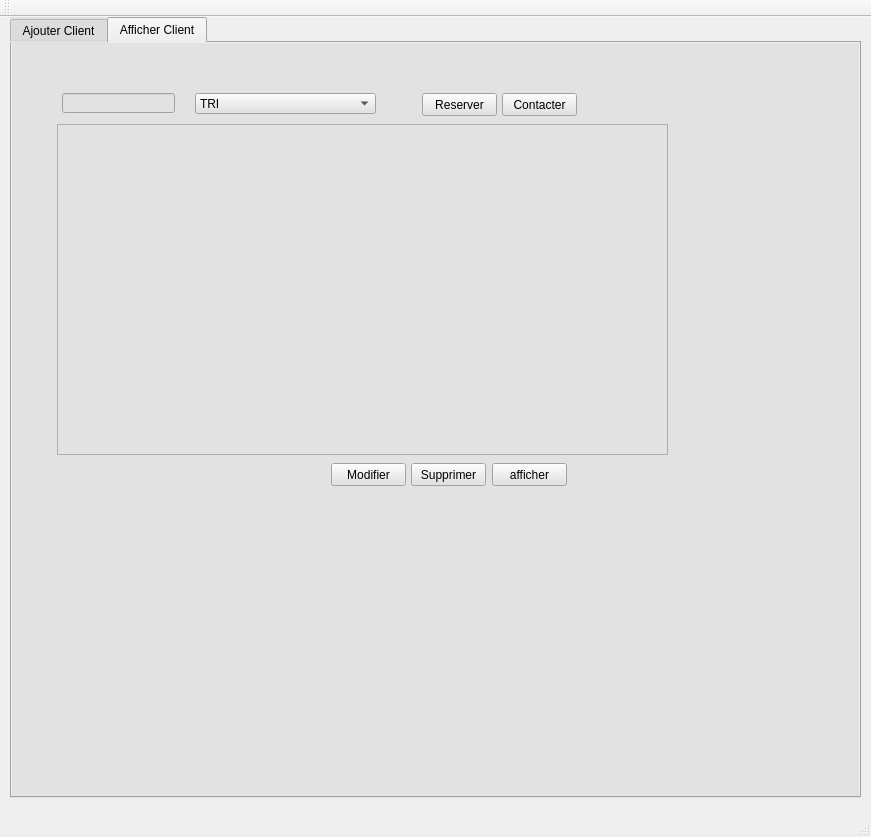
Before: the Qt Designer form mainwindow.ui in choucheniheb/Projet_C-_2A23_Smart-beauty-center, drawn with Qt 5.
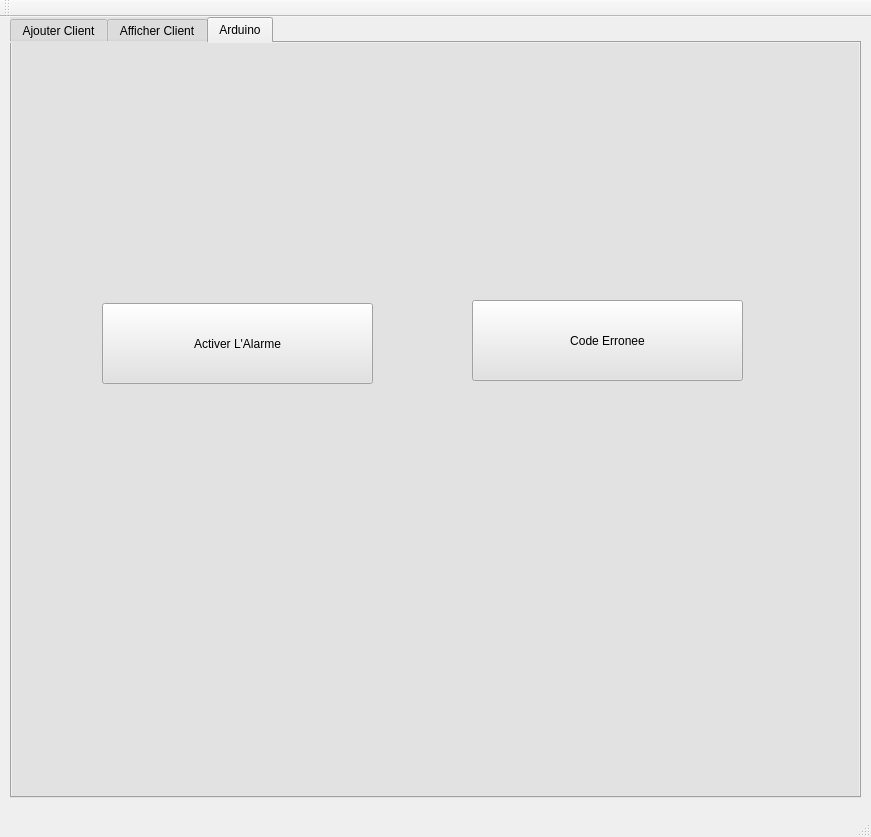
After: the same form once the commit is applied.

The edit to the form file:
```diff
--- a/mainwindow.ui
+++ b/mainwindow.ui
@@ -27,7 +27,7 @@
      <string notr="true">background-color:rgb(226, 226, 226);</string>
     </property>
     <property name="currentIndex">
-     <number>1</number>
+     <number>2</number>
     </property>
     <widget class="QWidget" name="Ajouter_client">
      <attribute name="title">
@@ -1421,6 +1421,37 @@
       </widget>
      </widget>
     </widget>
+    <widget class="QWidget" name="tab_4">
+     <attribute name="title">
+      <string>Arduino</string>
+     </attribute>
+     <widget class="QPushButton" name="pushButton_alarme">
+      <property name="geometry">
+       <rect>
+        <x>90</x>
+        <y>260</y>
+        <width>271</width>
+        <height>81</height>
+       </rect>
+      </property>
+      <property name="text">
+       <string>Activer L'Alarme</string>
+      </property>
+     </widget>
+     <widget class="QPushButton" name="pushButton_alarme_2">
+      <property name="geometry">
+       <rect>
+        <x>460</x>
+        <y>257</y>
+        <width>271</width>
+        <height>81</height>
+       </rect>
+      </property>
+      <property name="text">
+       <string>Code Erronee</string>
+      </property>
+     </widget>
+    </widget>
    </widget>
   </widget>
   <widget class="QMenuBar" name="menuBar">
```
